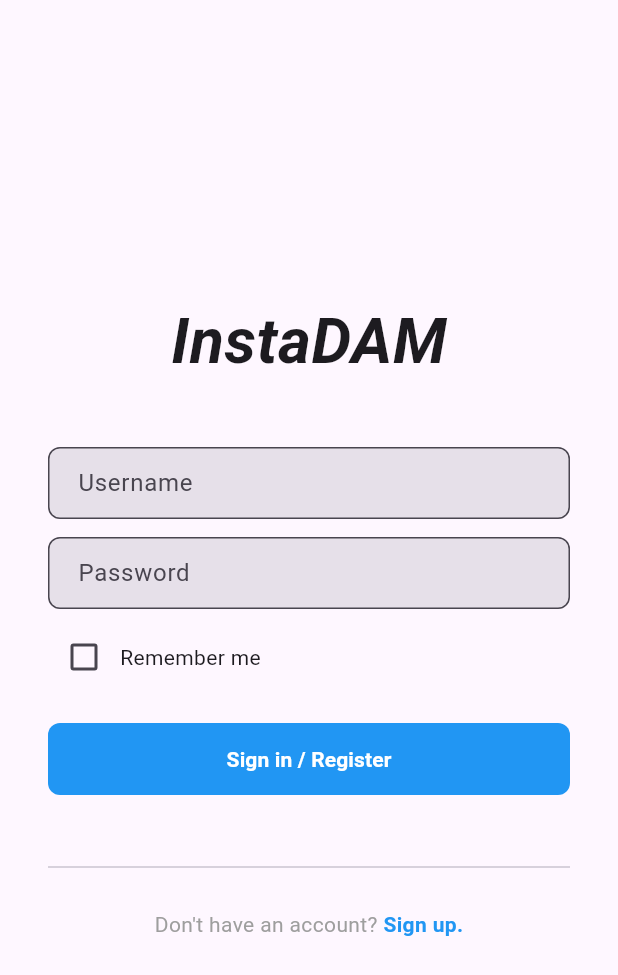
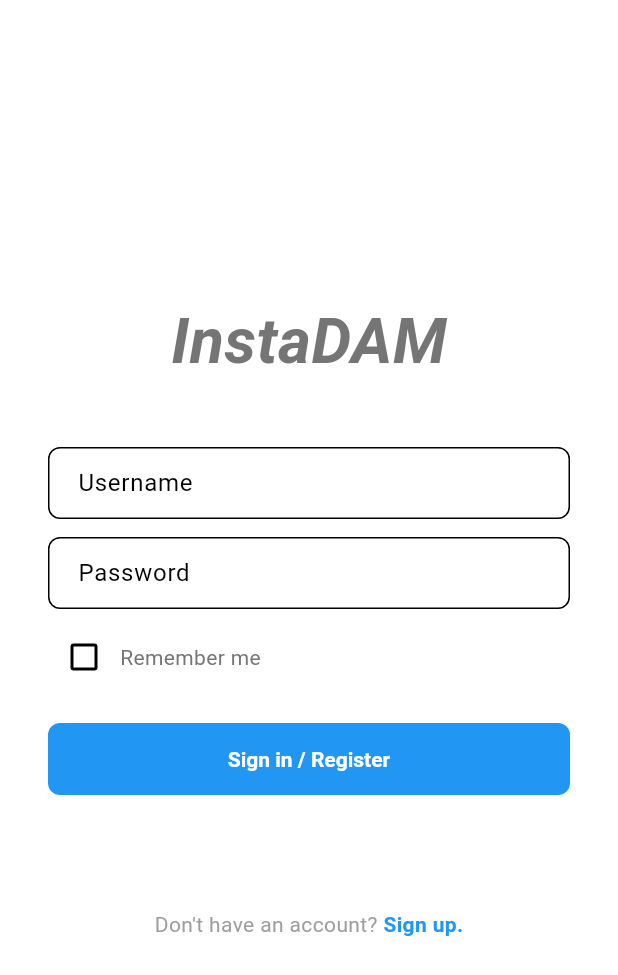
Before and after one commit to danil14k/INSTA-DAM, a Flutter app: the screen it shows after launch, on a phone screen of 412 x 824 dp. Shown: the top 975 px of the screen. Run offline on Flutter 3.47's test engine with Material 3 defaults, Android fonts, the phone set to English and light mode, and no system bars; our stand-ins replace shared_preferences, sqflite; accounts and stored records are empty.

Commit message:
Commit 1: Actualización del código Dart (lib)

```diff
--- a/lib/main.dart
+++ b/lib/main.dart
@@ -5,6 +5,8 @@
 import 'screens/create_post_screen.dart';
 import 'screens/profile_screen.dart';
 import 'screens/settings_screen.dart';
+import 'screens/splash_screen.dart';
+import 'theme/app_theme.dart';
 import 'db/database_helper.dart';
 import 'models/user.dart';
 
@@ -30,6 +32,7 @@
   ThemeMode _themeMode = ThemeMode.light;
   Locale _locale = Locale('en');
   User? _currentUser;
+  bool _splashFinished = false;
 
   @override
   void initState() {
@@ -96,11 +99,19 @@
   Widget build(BuildContext context) {
     return MaterialApp(
       title: 'InstaDAM',
-      theme: ThemeData.light(),
-      darkTheme: ThemeData.dark(),
+      theme: AppTheme.lightTheme,
+      darkTheme: AppTheme.darkTheme,
       themeMode: _themeMode,
       locale: _locale,
-      home: _currentUser == null ? LoginScreen(onLogin: _onLogin) : FeedScreen(currentUser: _currentUser!, onLogout: _onLogout),
+      home: _splashFinished
+          ? (_currentUser == null
+              ? LoginScreen(onLogin: _onLogin)
+              : FeedScreen(currentUser: _currentUser!, onLogout: _onLogout))
+          : SplashScreen(onFinish: () {
+              setState(() {
+                _splashFinished = true;
+              });
+            }),
       routes: {
         '/create': (_) => CreatePostScreen(currentUser: _currentUser!),
         '/profile': (_) => ProfileScreen(currentUser: _currentUser!),
--- /dev/null
+++ b/lib/theme/app_theme.dart
@@ -0,0 +1,44 @@
+import 'package:flutter/material.dart';
+
+class AppTheme {
+  // Color Battle: Accessible Colors (WCAG 2.1 AA)
+  static const Color primary = Color(0xFF1976D2); // Ratio 4.51:1 against white
+  static const Color error = Color(0xFFD32F2F);   // Ratio 5.14:1 against white
+  static const Color textMain = Color(0xFF212121); // Ratio 16:1 against white
+  static const Color textSecondary = Color(0xFF757575); // Ratio 4.61:1 against white
+  static const Color background = Colors.white;
+
+  static ThemeData get lightTheme {
+    return ThemeData(
+      primaryColor: primary,
+      colorScheme: ColorScheme.fromSwatch().copyWith(
+        primary: primary,
+        secondary: primary,
+        error: error,
+        surface: background,
+      ),
+      scaffoldBackgroundColor: background,
+      textTheme: const TextTheme(
+        bodyLarge: TextStyle(color: textMain, fontSize: 16),
+        bodyMedium: TextStyle(color: textSecondary, fontSize: 14),
+      ),
+      elevatedButtonTheme: ElevatedButtonThemeData(
+        style: ElevatedButton.styleFrom(
+          backgroundColor: primary,
+          foregroundColor: Colors.white,
+          textStyle: const TextStyle(fontWeight: FontWeight.bold),
+        ),
+      ),
+    );
+  }
+
+  static ThemeData get darkTheme {
+    return ThemeData.dark().copyWith(
+      colorScheme: const ColorScheme.dark().copyWith(
+        primary: primary,
+        secondary: primary,
+        error: error,
+      ),
+    );
+  }
+}
```
Also changed, not shown: lib/screens/splash_screen.dart (added, +81 -0 lines).
